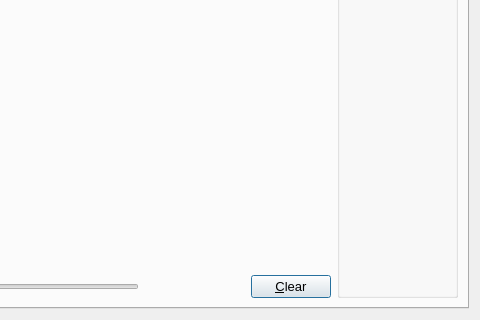
Above: src/qt/forms/rpcconsole.ui from gridcoin-community/Gridcoin-Research before the change; both pictures show x 304 to 784 and y 398 to 718 of the 784 by 718 pixel window. Below: the same form after it.
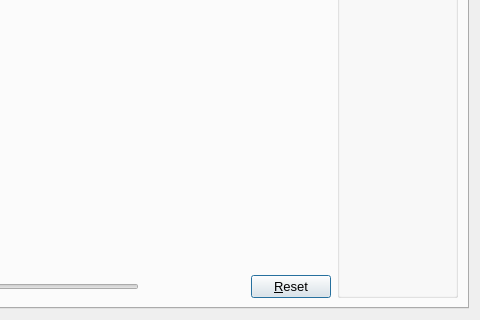
That is the form after the change. The open tabs and pages were chosen to show the change. Icons and pictures are not drawn. Custom widgets are drawn as their Qt base class.

Commit message:
Change 'Clear' button string to 'Reset'
Inherit changed from Bitcoin:

https://github.com/bitcoin/bitcoin/commit/9155241bd9b0de18f30a5589351bdcbd0c6583a6

Diff of the .ui file:
```diff
--- a/src/qt/forms/rpcconsole.ui
+++ b/src/qt/forms/rpcconsole.ui
@@ -484,7 +484,7 @@
            <item>
             <widget class="QPushButton" name="btnClearTrafficGraph">
              <property name="text">
-              <string>&amp;Clear</string>
+              <string>&amp;Reset</string>
              </property>
             </widget>
            </item>
```
